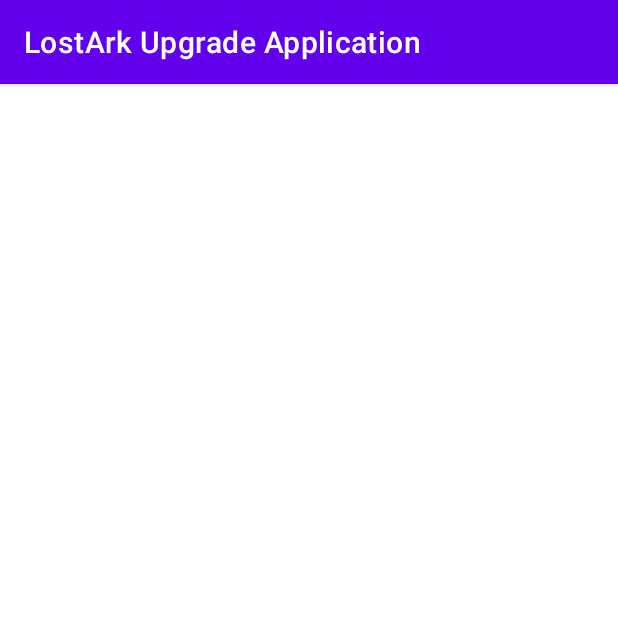
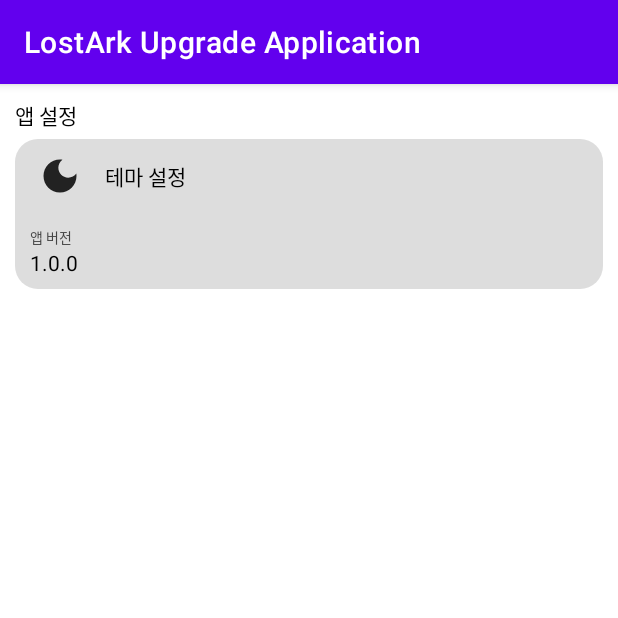
Before and after one commit to zeratul188/LostArkUpgradeApplication, an Android app: the SettingActivity screen opened directly, with no data from a screen before it, on a phone screen of 412 x 824 dp, the top half of it. Run offline under Robolectric (Android 15) with nearby library versions, the phone set to English and light mode, and no system bars; our stand-ins replace data binding.

Commit message:
로스트아크 재련 시뮬레이션 Ver 1.0 (20221110 1841) Date : 20221110 1841 Name : ParkSungMin PC : MacPro
Commit Content
기본 기능은 대략 완성
디자인 작업 시작할 것

```diff
--- a/app/src/main/java/com/example/lostarkupgradeapplication/db/UpgradeDBAdapter.kt
+++ b/app/src/main/java/com/example/lostarkupgradeapplication/db/UpgradeDBAdapter.kt
@@ -70,11 +70,13 @@
             while (cursor.moveToNext()) {
                 if (type == cursor.getString(1) && tier == cursor.getInt(2) && step == cursor.getInt(3)) {
                     level = cursor.getInt(18)
+                    println("Item Level : ${cursor.getInt(18)}, Tier : ${cursor.getInt(2)}, Step : ${cursor.getInt(3)}")
                 }
             }
         } catch (e: SQLException) {
             e.printStackTrace()
         }
+        println("Result Level : $level")
         return level
     }
 
--- a/app/src/main/java/com/example/lostarkupgradeapplication/equipment/EditEquipmentDialog.kt
+++ b/app/src/main/java/com/example/lostarkupgradeapplication/equipment/EditEquipmentDialog.kt
@@ -37,6 +37,8 @@
     private lateinit var onClickListener: OnDialogClickListener
     private lateinit var binding: DialogEditBinding
 
+    private var isInit = true
+
     private val updateDBAdapter = UpgradeDBAdapter(context)
     private var sprLevelSubscription: Disposable? = null
     private val database = EquipmentDatabase.getInstance(context)
@@ -54,22 +56,20 @@
         with(binding) {
             txtName.text = "+${equipment.level} ${equipment.name}"
             txtLevel.text = "Lv.${equipment.itemlevel}"
-            changeTier(this)
+            //changeTier(this)
             edtName.setText(equipment.name)
             val tiers = context.resources.getStringArray(R.array.tier)
             val tierAdapter = ArrayAdapter(context, R.layout.spr_item, tiers)
             sprTier.adapter = tierAdapter
             sprTier.setSelection(equipment.statue-1)
-            setLevel(this)
-            var outType = equipment.type
+            /*var outType = equipment.type
             if (outType != "무기") {
                 outType = "방어구"
             }
             updateDBAdapter.open()
             val checkLevel = updateDBAdapter.getRange(outType, equipment.statue)[0]
             updateDBAdapter.close()
-            sprLevel.setSelection(equipment.level-checkLevel)
-            println("Index : ${equipment.level-checkLevel}")
+            sprLevel.setSelection(equipment.level-checkLevel)*/
             val sprTierChangeObservable = sprTier.itemSelections()
             val sprTierSubscription: Disposable = sprTierChangeObservable
                 .subscribeOn(AndroidSchedulers.mainThread())
@@ -131,6 +131,13 @@
         }
         val levelAdapter = ArrayAdapter(context, R.layout.spr_item, levels)
         binding.sprLevel.adapter = levelAdapter
+        if (isInit) {
+            binding.sprLevel.setSelection(equipment.level-range[0])
+            isInit = false
+            println("Level : ${equipment.level}, Spr Index : ${equipment.level-range[0]}")
+        } else {
+            println("isInit = False")
+        }
         val sprLevelObservable = binding.sprLevel.itemSelections()
         sprLevelSubscription = sprLevelObservable
             .subscribeOn(AndroidSchedulers.mainThread())
@@ -150,8 +157,8 @@
                             else -> {-1}
                         }
                     }
+                    equipment.itemlevel = iLevel
                     binding.txtLevel.text = "Lv.${equipment.itemlevel}"
-                    equipment.itemlevel = iLevel
                 },
                 onComplete = {
 
@@ -165,7 +172,6 @@
         //binding.sprLevel.setSelection(0)
         updateDBAdapter.open()
         var iLevel = updateDBAdapter.getLevel(outType, equipment.statue, equipment.level)
-        println("Item Level : ${iLevel}")
         updateDBAdapter.close()
         if (iLevel == -1) {
             iLevel = when(equipment.statue) {
@@ -176,8 +182,8 @@
                 else -> {-1}
             }
         }
+        equipment.itemlevel = iLevel
         binding.txtLevel.text = "Lv.${equipment.itemlevel}"
-        equipment.itemlevel = iLevel
     }
 
     fun changeTier(binding: DialogEditBinding) {
--- a/app/src/main/java/com/example/lostarkupgradeapplication/setting/SettingViewModel.kt
+++ b/app/src/main/java/com/example/lostarkupgradeapplication/setting/SettingViewModel.kt
@@ -1,7 +1,10 @@
 package com.example.lostarkupgradeapplication.setting
 
+import androidx.lifecycle.MutableLiveData
 import androidx.lifecycle.ViewModel
 
 class SettingViewModel: ViewModel() {
-
+    val version: MutableLiveData<String> by lazy {
+        MutableLiveData<String>()
+    }
 }
--- a/app/src/main/java/com/example/lostarkupgradeapplication/upgrade/UpgradeDialog.kt
+++ b/app/src/main/java/com/example/lostarkupgradeapplication/upgrade/UpgradeDialog.kt
@@ -266,7 +266,7 @@
             WindowManager.LayoutParams.MATCH_PARENT,
             WindowManager.LayoutParams.WRAP_CONTENT)
         dialog.window!!.setBackgroundDrawable(ColorDrawable(Color.TRANSPARENT))
-        dialog.window!!.setGravity(Gravity.CENTER)
+        dialog.window!!.setGravity(Gravity.BOTTOM)
         dialog.setCanceledOnTouchOutside(true)
         dialog.setCancelable(true)
         dialog.show()
--- /dev/null
+++ b/app/src/main/res/drawable/background_setting_block.xml
@@ -0,0 +1,5 @@
+<?xml version="1.0" encoding="utf-8"?>
+<shape xmlns:android="http://schemas.android.com/apk/res/android">
+    <solid android:color="@color/sub_background"/>
+    <corners android:radius="15dp"/>
+</shape>
--- /dev/null
+++ b/app/src/main/res/drawable/button_setting.xml
@@ -0,0 +1,13 @@
+<?xml version="1.0" encoding="utf-8"?>
+<selector xmlns:android="http://schemas.android.com/apk/res/android">
+    <item android:state_pressed="true">
+        <shape>
+            <solid android:color="@color/background_clicked"/>
+        </shape>
+    </item>
+    <item android:state_pressed="false">
+        <shape>
+            <solid android:color="@color/sub_background"/>
+        </shape>
+    </item>
+</selector>
--- /dev/null
+++ b/app/src/main/res/drawable/ic_baseline_dark_mode_24.xml
@@ -0,0 +1,5 @@
+<vector android:height="24dp" android:tint="@color/icon"
+    android:viewportHeight="24" android:viewportWidth="24"
+    android:width="24dp" xmlns:android="http://schemas.android.com/apk/res/android">
+    <path android:fillColor="@android:color/white" android:pathData="M12,3c-4.97,0 -9,4.03 -9,9s4.03,9 9,9s9,-4.03 9,-9c0,-0.46 -0.04,-0.92 -0.1,-1.36c-0.98,1.37 -2.58,2.26 -4.4,2.26c-2.98,0 -5.4,-2.42 -5.4,-5.4c0,-1.81 0.89,-3.42 2.26,-4.4C12.92,3.04 12.46,3 12,3L12,3z"/>
+</vector>
--- a/app/src/main/res/layout/activity_setting.xml
+++ b/app/src/main/res/layout/activity_setting.xml
@@ -7,11 +7,79 @@
             name="settingViewModel"
             type="com.example.lostarkupgradeapplication.setting.SettingViewModel" />
     </data>
-    <androidx.constraintlayout.widget.ConstraintLayout
+    <ScrollView
         android:layout_width="match_parent"
         android:layout_height="match_parent"
         tools:context=".setting.SettingActivity"
         android:background="@color/background">
-
-    </androidx.constraintlayout.widget.ConstraintLayout>
+        <LinearLayout
+            android:layout_width="match_parent"
+            android:layout_height="match_parent"
+            android:padding="10dp"
+            android:orientation="vertical">
+            <TextView
+                android:layout_width="wrap_content"
+                android:layout_height="wrap_content"
+                android:text="앱 설정"
+                android:textSize="14sp"
+                android:textColor="@color/text"
+                android:layout_marginBottom="5dp"/>
+            <LinearLayout
+                android:layout_width="match_parent"
+                android:layout_height="wrap_content"
+                android:orientation="vertical"
+                android:background="@drawable/background_setting_block">
+                <LinearLayout
+                    android:layout_width="match_parent"
+                    android:layout_height="50dp"
+                    android:orientation="horizontal">
+                    <ImageView
+                        android:layout_width="40dp"
+                        android:layout_height="40dp"
+                        android:src="@drawable/ic_baseline_dark_mode_24"
+                        android:layout_gravity="center"
+                        android:padding="5dp"
+                        android:layout_marginLeft="10dp"
+                        android:layout_marginRight="10dp"/>
+                    <TextView
+                        android:layout_width="0dp"
+                        android:layout_weight="1"
+                        android:layout_height="wrap_content"
+                        android:text="테마 설정"
+                        android:layout_gravity="center"
+                        android:textSize="14sp"
+                        android:textColor="@color/text"/>
+                    <Spinner
+                        android:layout_width="150dp"
+                        android:layout_height="wrap_content"
+                        android:id="@+id/sprLevel"
+                        android:spinnerMode="dropdown"
+                        android:layout_gravity="center"
+                        android:background="@drawable/background_spinner"
+                        android:popupBackground="@color/background"/>
+                </LinearLayout>
+                <LinearLayout
+                    android:layout_width="match_parent"
+                    android:layout_height="50dp"
+                    android:gravity="center|left"
+                    android:layout_marginLeft="10dp"
+                    android:layout_marginRight="10dp"
+                    android:orientation="vertical">
+                    <TextView
+                        android:layout_width="wrap_content"
+                        android:layout_height="wrap_content"
+                        android:text="앱 버전"
+                        android:textSize="9sp"
+                        android:textColor="@color/sub_text"/>
+                    <TextView
+                        android:layout_width="wrap_content"
+                        android:layout_height="wrap_content"
+                        android:id="@+id/txtVersion"
+                        android:text="1.0.0"
+                        android:textSize="14sp"
+                        android:textColor="@color/text"/>
+                </LinearLayout>
+            </LinearLayout>
+        </LinearLayout>
+    </ScrollView>
 </layout>
--- a/app/src/main/res/values-night/colors.xml
+++ b/app/src/main/res/values-night/colors.xml
@@ -12,6 +12,7 @@
     <color name="stroke">#444444</color>
     <color name="trans_stroke">#80444444</color>
     <color name="background">#222222</color>
+    <color name="sub_background">#333333</color>
     <color name="background_clicked">#666666</color>
     <color name="progress">#F6D91C</color>
     <color name="progress_focus">#9E8C17</color>
--- a/app/src/main/res/values/colors.xml
+++ b/app/src/main/res/values/colors.xml
@@ -12,6 +12,7 @@
     <color name="stroke">#aaaaaa</color>
     <color name="trans_stroke">#80aaaaaa</color>
     <color name="background">#ffffff</color>
+    <color name="sub_background">#dddddd</color>
     <color name="background_clicked">#AAAAAA</color>
     <color name="progress">#F6D91C</color>
     <color name="progress_focus">#9E8C17</color>
```
